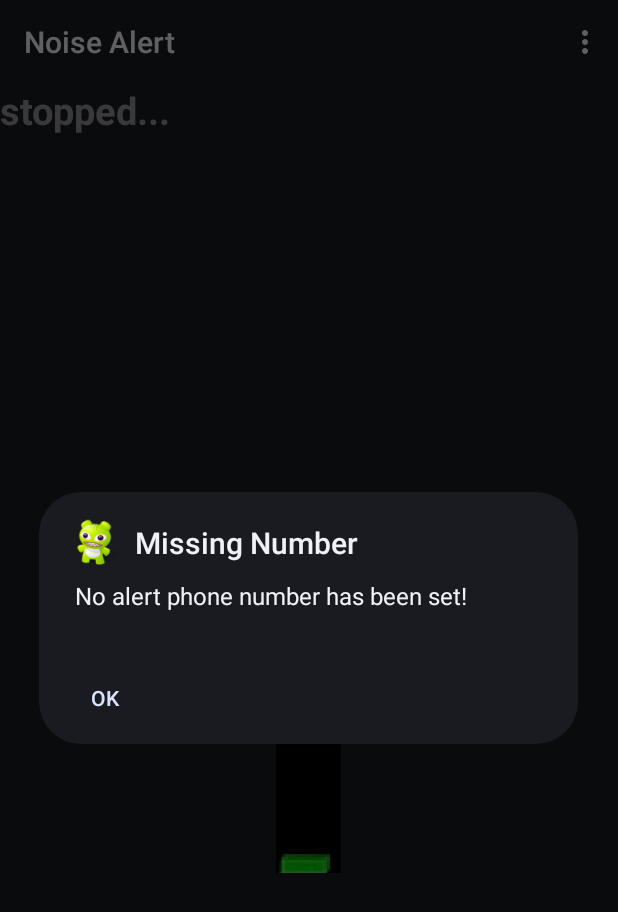
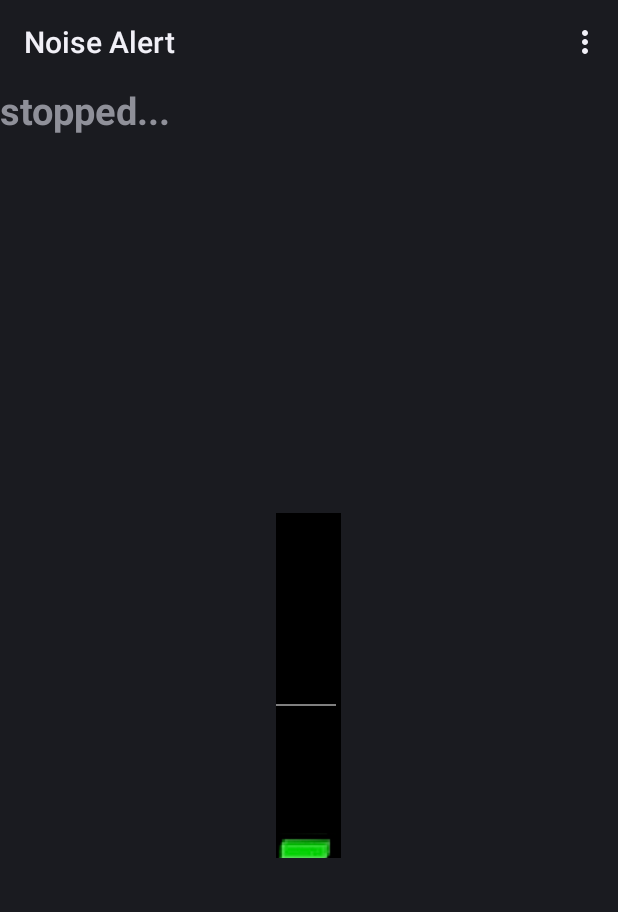
Before and after one commit to gernot-h/NoiseAlert, an Android app: the screen it shows after launch (NoiseAlert), in the options menu, after a tap on "Start", on a phone screen of 412 x 824 dp. Shown: the top 912 px of the screen. Run offline under Robolectric (Android 15) with nearby library versions, the phone set to English and light mode, and no system bars.

Commit message:
Remove features (activity LED, sleep task, place calls)
Remove features I'm not interested in. Activity LED was broken anyways.

```diff
--- a/app/src/main/AndroidManifest.xml
+++ b/app/src/main/AndroidManifest.xml
@@ -7,7 +7,6 @@
     <uses-sdk android:minSdkVersion="2" />
 
     <uses-permission android:name="android.permission.RECORD_AUDIO" />
-    <uses-permission android:name="android.permission.CALL_PHONE" />
     <uses-permission android:name="android.permission.RECEIVE_SMS" />
     <uses-permission android:name="android.permission.WAKE_LOCK" />
 
--- a/app/src/main/java/com/google/android/noisealert/NoiseAlert.java
+++ b/app/src/main/java/com/google/android/noisealert/NoiseAlert.java
@@ -20,11 +20,8 @@ package com.google.android.noisealert;
 
 import com.google.android.noisealert.SmsRemote.SmsRemoteReceiver;
 import android.app.Activity;
-import android.app.AlertDialog;
-import android.app.Dialog;
 import android.content.Context;
 import android.content.Intent;
-import android.net.Uri;
 import android.os.Bundle;
 import android.os.Handler;
 import android.os.PowerManager;
@@ -32,8 +29,6 @@ import android.util.Log;
 import android.view.Menu;
 import android.view.MenuInflater;
 import android.view.MenuItem;
-import android.view.View;
-import android.widget.ImageView;
 import android.widget.TextView;
 import android.preference.PreferenceManager;
 import android.content.SharedPreferences;
@@ -43,19 +38,15 @@ public class NoiseAlert extends Activity implements SmsRemoteReceiver {
 	/* constants */
 	private static final String LOG_TAG = "NoiseAlert";
 	private static final int POLL_INTERVAL = 300;
-	private static final int NO_NUM_DIALOG_ID=1;
 	private static final String[] REMOTE_CMDS = {"start", "stop", "panic"};
 
 	/** running state **/
 	private boolean mAutoResume = false;
 	private boolean mRunning = false;
 	private boolean mTestMode = false;
-	private int mTickCount = 0;
 
 	/** config state **/
 	private int mThreshold;
-	private int mPollDelay;
-	private String mPhoneNumber;
 	private String mSmsSecurityCode;
 
 	private PowerManager.WakeLock mWakeLock;
@@ -64,7 +55,6 @@ public class NoiseAlert extends Activity implements SmsRemoteReceiver {
 
 	/* References to view elements */
 	private TextView mStatusView;
-	private ImageView mActivityLed;
 	private SoundLevelView mDisplay;
 
 	/* data source */
@@ -73,18 +63,10 @@ public class NoiseAlert extends Activity implements SmsRemoteReceiver {
 	/* SMS remote control */
 	private SmsRemote mRemote;
 
-	private Runnable mSleepTask = new Runnable() {
-		public void run() {
-			start();
-		}
-	};
 	private Runnable mPollTask = new Runnable() {
 		public void run() {
 			double amp = mSensor.getAmplitude();
 			updateDisplay("testing...", amp);
-
-			mTickCount++;
-			setActivityLed(mTickCount% 2 == 0);
 
 			mHandler.postDelayed(mPollTask, POLL_INTERVAL);
 		}
@@ -98,7 +80,6 @@ public class NoiseAlert extends Activity implements SmsRemoteReceiver {
 
 		setContentView(R.layout.main);
 		mStatusView = (TextView) findViewById(R.id.status);
-		mActivityLed = (ImageView) findViewById(R.id.activity_led);
 
 		mSensor = new SoundMeter();
 		mDisplay = (SoundLevelView) findViewById(R.id.volume);
@@ -159,11 +140,6 @@ public class NoiseAlert extends Activity implements SmsRemoteReceiver {
 			break;
 		case R.id.start_stop:
 			if (!mRunning && !mTestMode) {
-
-				if (mPhoneNumber.length() == 0) {
-					showDialog(NO_NUM_DIALOG_ID);
-					break;
-				}
 				mAutoResume = true;
 				mRunning = true;
 				mTestMode = false;
@@ -195,12 +171,10 @@ public class NoiseAlert extends Activity implements SmsRemoteReceiver {
 
 	public void receive(String cmd) {
 		if (cmd == "start" & !mRunning) {
-			if (mPhoneNumber.length() != 0) {
-				mAutoResume = true;
-				mRunning = true;
-				mTestMode = false;
-				start();
-			}
+			mAutoResume = true;
+			mRunning = true;
+			mTestMode = false;
+			start();
 		} else if (cmd == "stop" & mRunning) {
 			mAutoResume = false;
 			mRunning = false;
@@ -210,21 +184,7 @@ public class NoiseAlert extends Activity implements SmsRemoteReceiver {
 		}
 	}
 
-	@Override
-	protected Dialog onCreateDialog(int id) {
-		if (id == NO_NUM_DIALOG_ID) {
-			return new AlertDialog.Builder(this)
-			.setIcon(R.drawable.icon)
-			.setTitle(R.string.no_num_title)
-			.setMessage(R.string.no_num_msg)
-			.setNeutralButton(R.string.ok, null)
-			.create();
-		}
-		else return null;
-	}
-
 	private void start() {
-		setActivityLed(true);
 		if (!mWakeLock.isHeld()) {
 			mWakeLock.acquire();
 		}
@@ -232,7 +192,6 @@ public class NoiseAlert extends Activity implements SmsRemoteReceiver {
 			Intent noiseMonitor = new Intent(this, NoiseMonitor.class);
 			this.startService(noiseMonitor);
 		} else {
-			mTickCount = 0;
 			mSensor.start();
 			mHandler.postDelayed(mPollTask, POLL_INTERVAL);
 		}
@@ -242,12 +201,10 @@ public class NoiseAlert extends Activity implements SmsRemoteReceiver {
 		if (mWakeLock.isHeld()) {
 			mWakeLock.release();
 		}
-		mHandler.removeCallbacks(mSleepTask);
 		mHandler.removeCallbacks(mPollTask);
 		mSensor.stop();
 		mDisplay.setLevel(0, 0);
 		updateDisplay("stopped...", 0.0);
-		setActivityLed(false);
 		mRunning = false;
 		mTestMode = false;
 		if (!mTestMode) {
@@ -258,12 +215,8 @@ public class NoiseAlert extends Activity implements SmsRemoteReceiver {
 
 	private void readApplicationPreferences() {
 		SharedPreferences prefs = PreferenceManager.getDefaultSharedPreferences(this);
-		mPhoneNumber = prefs.getString("alert_phone_number", null);
-		Log.i(LOG_TAG, "phone number = "+mPhoneNumber);
 		mThreshold = Integer.parseInt(prefs.getString("threshold", null));
 		Log.i(LOG_TAG, "threshold=" + mThreshold);
-		mPollDelay = Integer.parseInt(prefs.getString("sleep", null));
-		Log.i(LOG_TAG, "sleep=" + mPollDelay);
 		mSmsSecurityCode = prefs.getString("sms_security_code", null);
 	}
 
@@ -273,20 +226,9 @@ public class NoiseAlert extends Activity implements SmsRemoteReceiver {
 		mDisplay.setLevel((int)signalEMA, mThreshold);
 	}
 
-	private void setActivityLed(boolean on) {
-		mActivityLed.setVisibility( on ? View.VISIBLE : View.INVISIBLE);
-	}
-
 	private void callForHelp() {
-		if (mPhoneNumber.length() == 0) {
-			stop();
-			showDialog(NO_NUM_DIALOG_ID);
-			return;
-		}
 		mAutoResume = false;
 		stop();
-		final Uri number = Uri.fromParts("tel", mPhoneNumber, "");
-		startActivity(new Intent(Intent.ACTION_CALL, number));
 	}
 
 };
--- a/app/src/main/res/layout/main.xml
+++ b/app/src/main/res/layout/main.xml
@@ -23,13 +23,6 @@
     		android:layout_height="wrap_content"
     		android:layout_centerInParent="true"
     	>
-    	<ImageView
-    	  android:id="@+id/activity_led"
-          android:layout_width="wrap_content"
-    	  android:layout_height="wrap_content"
-    	  android:padding="10sp"
-    	  android:visibility="invisible"
-    	  />
    			<com.google.android.noisealert.SoundLevelView
     			android:id="@+id/volume"
     			android:layout_width="43sp"
```
